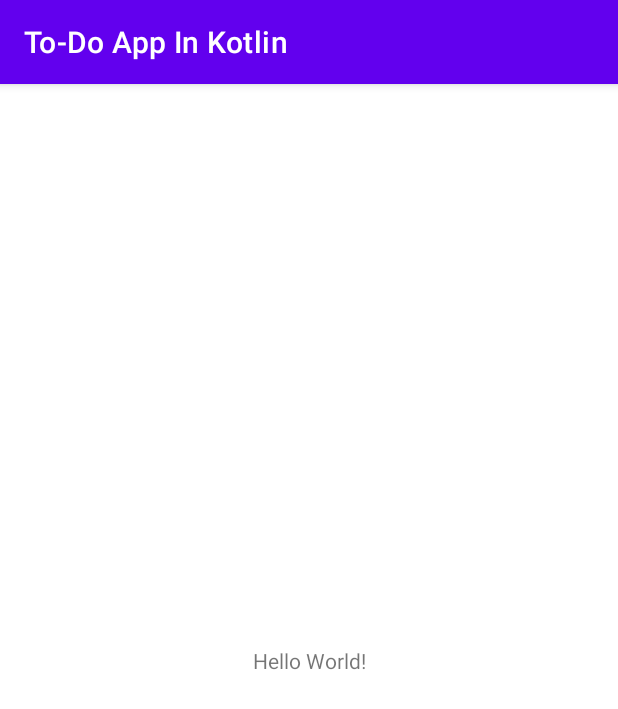
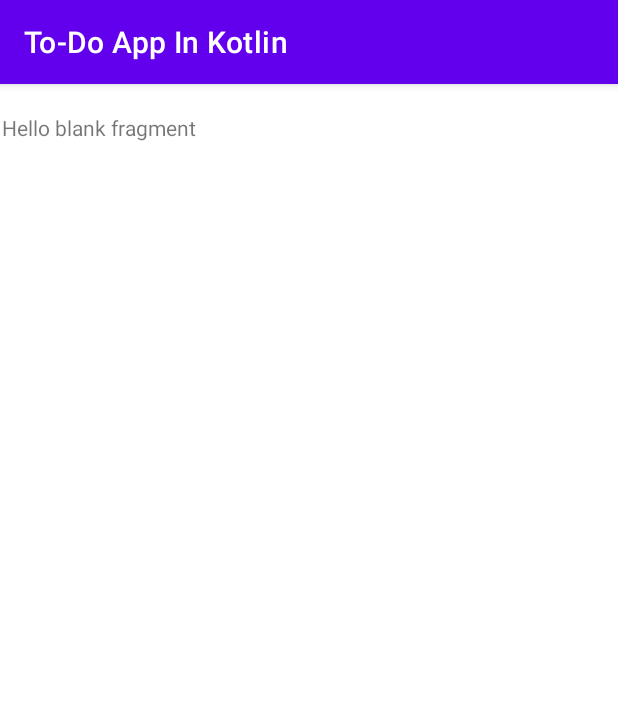
Before and after one commit to JacobReola42/To-Do-App-in-Kotlin, an Android app: the screen it shows after launch (MainActivity), on a phone screen of 412 x 824 dp. Shown: the top 709 px of the screen. Run offline under Robolectric (Android 15) with nearby library versions, the phone set to English and light mode, and no system bars.

Commit message:
Created 3 fragment navigations with NavHos

```diff
--- a/app/build.gradle
+++ b/app/build.gradle
@@ -39,6 +39,9 @@ dependencies {
     implementation 'androidx.appcompat:appcompat:1.3.1'
     implementation 'com.google.android.material:material:1.4.0'
     implementation 'androidx.constraintlayout:constraintlayout:2.0.4'
+    implementation 'androidx.navigation:navigation-fragment-ktx:2.3.5'
+    implementation 'androidx.navigation:navigation-ui-ktx:2.3.5'
+    implementation 'androidx.legacy:legacy-support-v4:1.0.0'
     testImplementation 'junit:junit:4.+'
     androidTestImplementation 'androidx.test.ext:junit:1.1.3'
     androidTestImplementation 'androidx.test.espresso:espresso-core:3.4.0'
--- /dev/null
+++ b/app/src/main/java/com/example/to_doappinkotlin/fragments/list/ListFragment.kt
@@ -0,0 +1,20 @@
+package com.example.to_doappinkotlin.fragments.list
+
+import android.os.Bundle
+import androidx.fragment.app.Fragment
+import android.view.LayoutInflater
+import android.view.View
+import android.view.ViewGroup
+import com.example.to_doappinkotlin.R
+
+class ListFragment : Fragment() {
+
+    override fun onCreateView(
+        inflater: LayoutInflater, container: ViewGroup?,
+        savedInstanceState: Bundle?
+    ): View? {
+        // Inflate the layout for this fragment
+        return inflater.inflate(R.layout.fragment_list, container, false)
+    }
+
+}
--- a/app/src/main/res/layout/activity_main.xml
+++ b/app/src/main/res/layout/activity_main.xml
@@ -6,13 +6,16 @@
     android:layout_height="match_parent"
     tools:context=".MainActivity">
 
-    <TextView
-        android:layout_width="wrap_content"
-        android:layout_height="wrap_content"
-        android:text="Hello World!"
+    <androidx.fragment.app.FragmentContainerView
+        android:id="@+id/navHostFragment"
+        android:name="androidx.navigation.fragment.NavHostFragment"
+        android:layout_width="409dp"
+        android:layout_height="729dp"
+        app:defaultNavHost="true"
         app:layout_constraintBottom_toBottomOf="parent"
-        app:layout_constraintLeft_toLeftOf="parent"
-        app:layout_constraintRight_toRightOf="parent"
-        app:layout_constraintTop_toTopOf="parent" />
-
+        app:layout_constraintEnd_toEndOf="parent"
+        app:layout_constraintHorizontal_bias="0.5"
+        app:layout_constraintStart_toStartOf="parent"
+        app:layout_constraintTop_toTopOf="parent"
+        app:navGraph="@navigation/my_nav" />
 </androidx.constraintlayout.widget.ConstraintLayout>
--- /dev/null
+++ b/app/src/main/res/layout/fragment_list.xml
@@ -0,0 +1,14 @@
+<?xml version="1.0" encoding="utf-8"?>
+<FrameLayout xmlns:android="http://schemas.android.com/apk/res/android"
+    xmlns:tools="http://schemas.android.com/tools"
+    android:layout_width="match_parent"
+    android:layout_height="match_parent"
+    tools:context=".fragments.list.ListFragment">
+
+    <!-- TODO: Update blank fragment layout -->
+    <TextView
+        android:layout_width="match_parent"
+        android:layout_height="match_parent"
+        android:text="@string/hello_blank_fragment" />
+
+</FrameLayout>
--- /dev/null
+++ b/app/src/main/res/navigation/my_nav.xml
@@ -0,0 +1,38 @@
+<?xml version="1.0" encoding="utf-8"?>
+<navigation xmlns:android="http://schemas.android.com/apk/res/android"
+    xmlns:app="http://schemas.android.com/apk/res-auto"
+    xmlns:tools="http://schemas.android.com/tools"
+    android:id="@+id/my_nav"
+    app:startDestination="@id/listFragment">
+
+    <fragment
+        android:id="@+id/listFragment"
+        android:name="com.example.to_doappinkotlin.fragments.list.ListFragment"
+        android:label="fragment_list"
+        tools:layout="@layout/fragment_list" >
+        <action
+            android:id="@+id/action_listFragment_to_addFragment"
+            app:destination="@id/addFragment" />
+        <action
+            android:id="@+id/action_listFragment_to_updateFragment"
+            app:destination="@id/updateFragment" />
+    </fragment>
+    <fragment
+        android:id="@+id/addFragment"
+        android:name="com.example.to_doappinkotlin.BlankFragment"
+        android:label="fragment_blank"
+        tools:layout="@layout/fragment_blank" >
+        <action
+            android:id="@+id/action_addFragment_to_listFragment"
+            app:destination="@id/listFragment" />
+    </fragment>
+    <fragment
+        android:id="@+id/updateFragment"
+        android:name="com.example.to_doappinkotlin.fragments.update.UpdateFragment"
+        android:label="fragment_update"
+        tools:layout="@layout/fragment_update" >
+        <action
+            android:id="@+id/action_updateFragment_to_listFragment"
+            app:destination="@id/listFragment" />
+    </fragment>
+</navigation>
--- a/app/src/main/res/values/strings.xml
+++ b/app/src/main/res/values/strings.xml
@@ -1,3 +1,5 @@
 <resources>
     <string name="app_name">To-Do App In Kotlin</string>
+    <!-- TODO: Remove or change this placeholder text -->
+    <string name="hello_blank_fragment">Hello blank fragment</string>
 </resources>
```
Also changed, not shown: app/src/main/java/com/example/to_doappinkotlin/fragments/add/AddFragment.kt (added, +20 -0 lines), app/src/main/java/com/example/to_doappinkotlin/fragments/update/UpdateFragment.kt (added, +20 -0 lines), app/src/main/res/layout/fragment_blank.xml (added, +14 -0 lines), app/src/main/res/layout/fragment_update.xml (added, +14 -0 lines).
